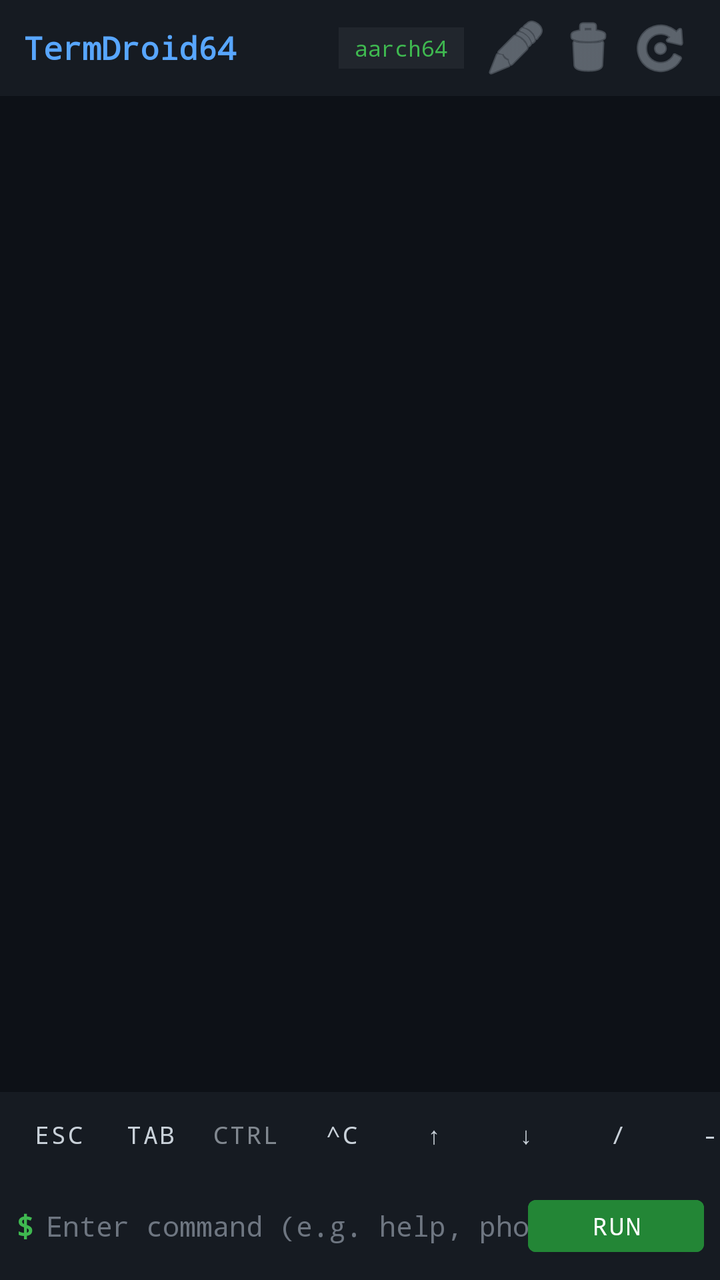
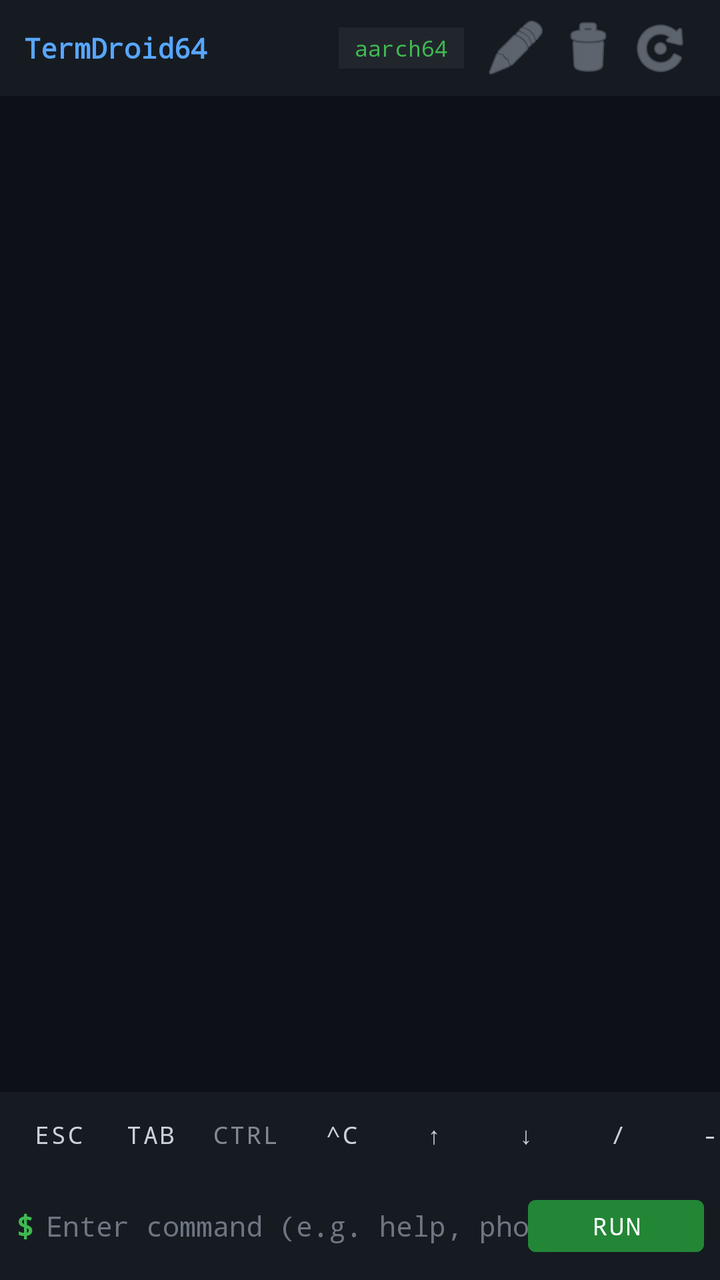

The first picture is an Android layout as it rendered before a commit; the second is the same layout after the commit. The layout source and the unified diff follow.
<!-- AndroidManifest.xml: application theme Theme.TermDroid64 -->
<!-- res/layout/activity_main.xml -->
<?xml version="1.0" encoding="utf-8"?>
<LinearLayout xmlns:android="http://schemas.android.com/apk/res/android"
    android:layout_width="match_parent"
    android:layout_height="match_parent"
    android:background="#0D1117"
    android:orientation="vertical">

    
    <LinearLayout
        android:layout_width="match_parent"
        android:layout_height="48dp"
        android:background="#161B22"
        android:gravity="center_vertical"
        android:orientation="horizontal"
        android:paddingHorizontal="12dp">

        <TextView
            android:layout_width="0dp"
            android:layout_height="wrap_content"
            android:layout_weight="1"
            android:fontFamily="monospace"
            android:text="TermDroid64"
            android:textColor="#58A6FF"
            android:textSize="16sp"
            android:textStyle="bold" />

        <TextView
            android:id="@+id/statusBadge"
            android:layout_width="wrap_content"
            android:layout_height="wrap_content"
            android:layout_marginEnd="8dp"
            android:background="#21262D"
            android:fontFamily="monospace"
            android:paddingHorizontal="8dp"
            android:paddingVertical="3dp"
            android:text="aarch64"
            android:textColor="#3FB950"
            android:textSize="11sp" />

        <ImageButton
            android:id="@+id/btnCopyAll"
            android:layout_width="36dp"
            android:layout_height="36dp"
            android:background="?attr/selectableItemBackgroundBorderless"
            android:contentDescription="Copy output"
            android:src="@android:drawable/ic_menu_edit"
            android:tint="#8B949E" />

        <ImageButton
            android:id="@+id/btnClear"
            android:layout_width="36dp"
            android:layout_height="36dp"
            android:background="?attr/selectableItemBackgroundBorderless"
            android:contentDescription="Clear screen"
            android:src="@android:drawable/ic_menu_delete"
            android:tint="#8B949E" />

        <ImageButton
            android:id="@+id/btnRestart"
            android:layout_width="36dp"
            android:layout_height="36dp"
            android:background="?attr/selectableItemBackgroundBorderless"
            android:contentDescription="Restart shell"
            android:src="@android:drawable/ic_menu_rotate"
            android:tint="#8B949E" />
    </LinearLayout>

    
    <ScrollView
        android:id="@+id/terminalScroll"
        android:layout_width="match_parent"
        android:layout_height="0dp"
        android:layout_weight="1"
        android:fillViewport="true"
        android:padding="12dp">

        <TextView
            android:id="@+id/terminalOutput"
            android:layout_width="match_parent"
            android:layout_height="wrap_content"
            android:fontFamily="monospace"
            android:lineSpacingMultiplier="1.15"
            android:textColor="#E6EDF3"
            android:textIsSelectable="true"
            android:textSize="13sp" />
    </ScrollView>

    
    <HorizontalScrollView
        android:layout_width="match_parent"
        android:layout_height="40dp"
        android:background="#161B22"
        android:scrollbars="none">

        <LinearLayout
            android:layout_width="wrap_content"
            android:layout_height="match_parent"
            android:gravity="center_vertical"
            android:orientation="horizontal"
            android:paddingHorizontal="6dp">

            <Button
                android:id="@+id/keyEsc"
                style="@style/ExtraKeyButton"
                android:text="ESC" />

            <Button
                android:id="@+id/keyTab"
                style="@style/ExtraKeyButton"
                android:text="TAB" />

            <Button
                android:id="@+id/keyCtrl"
                style="@style/ExtraKeyButton"
                android:alpha="0.6"
                android:text="CTRL" />

            <Button
                android:id="@+id/keyCtrlC"
                style="@style/ExtraKeyButton"
                android:text="^C" />

            <Button
                android:id="@+id/keyUp"
                style="@style/ExtraKeyButton"
                android:text="↑" />

            <Button
                android:id="@+id/keyDown"
                style="@style/ExtraKeyButton"
                android:text="↓" />

            <Button
                android:id="@+id/keySlash"
                style="@style/ExtraKeyButton"
                android:text="/" />

            <Button
                android:id="@+id/keyDash"
                style="@style/ExtraKeyButton"
                android:text="-" />

            <Button
                android:id="@+id/keyPipe"
                style="@style/ExtraKeyButton"
                android:text="|" />
        </LinearLayout>
    </HorizontalScrollView>

    
    <LinearLayout
        android:layout_width="match_parent"
        android:layout_height="wrap_content"
        android:background="#161B22"
        android:gravity="center_vertical"
        android:orientation="horizontal"
        android:padding="8dp">

        <TextView
            android:layout_width="wrap_content"
            android:layout_height="wrap_content"
            android:fontFamily="monospace"
            android:paddingEnd="6dp"
            android:text="$"
            android:textColor="#3FB950"
            android:textSize="15sp"
            android:textStyle="bold" />

        <EditText
            android:id="@+id/commandInput"
            android:layout_width="0dp"
            android:layout_height="wrap_content"
            android:layout_weight="1"
            android:background="@null"
            android:fontFamily="monospace"
            android:hint="Enter command (e.g. help, phone-info, ls)"
            android:imeOptions="actionSend"
            android:inputType="textNoSuggestions|textVisiblePassword"
            android:maxLines="1"
            android:textColor="#E6EDF3"
            android:textColorHint="#6E7681"
            android:textSize="14sp" />

        <Button
            android:id="@+id/btnSend"
            android:layout_width="wrap_content"
            android:layout_height="38dp"
            android:backgroundTint="#238636"
            android:fontFamily="monospace"
            android:text="RUN"
            android:textColor="#FFFFFF"
            android:textSize="12sp" />
    </LinearLayout>

</LinearLayout>
<!-- resources referenced by this layout -->
<resources>
  <style name="ExtraKeyButton" parent="Widget.MaterialComponents.Button.TextButton">
          <item name="android:layout_width">wrap_content</item>
          <item name="android:layout_height">34dp</item>
          <item name="android:minWidth">46dp</item>
          <item name="android:paddingHorizontal">8dp</item>
          <item name="android:fontFamily">monospace</item>
          <item name="android:textColor">#C9D1D9</item>
          <item name="android:textSize">12sp</item>
      </style>
  <style name="Theme.TermDroid64" parent="Theme.MaterialComponents.DayNight.NoActionBar">
          <item name="colorPrimary">#58A6FF</item>
          <item name="colorPrimaryVariant">#161B22</item>
          <item name="colorOnPrimary">#FFFFFF</item>
          <item name="android:statusBarColor">#0D1117</item>
          <item name="android:navigationBarColor">#161B22</item>
      </style>
</resources>

<!-- the commit's change to res/layout/activity_main.xml (unified diff, before → after) -->
@@ -21,7 +21,8 @@
             android:fontFamily="monospace"
             android:text="TermDroid64"
             android:textColor="#58A6FF"
-            android:textSize="16sp"
+            android:textSize="14sp"
+            android:maxLines="1"
             android:textStyle="bold" />
 
         <TextView
